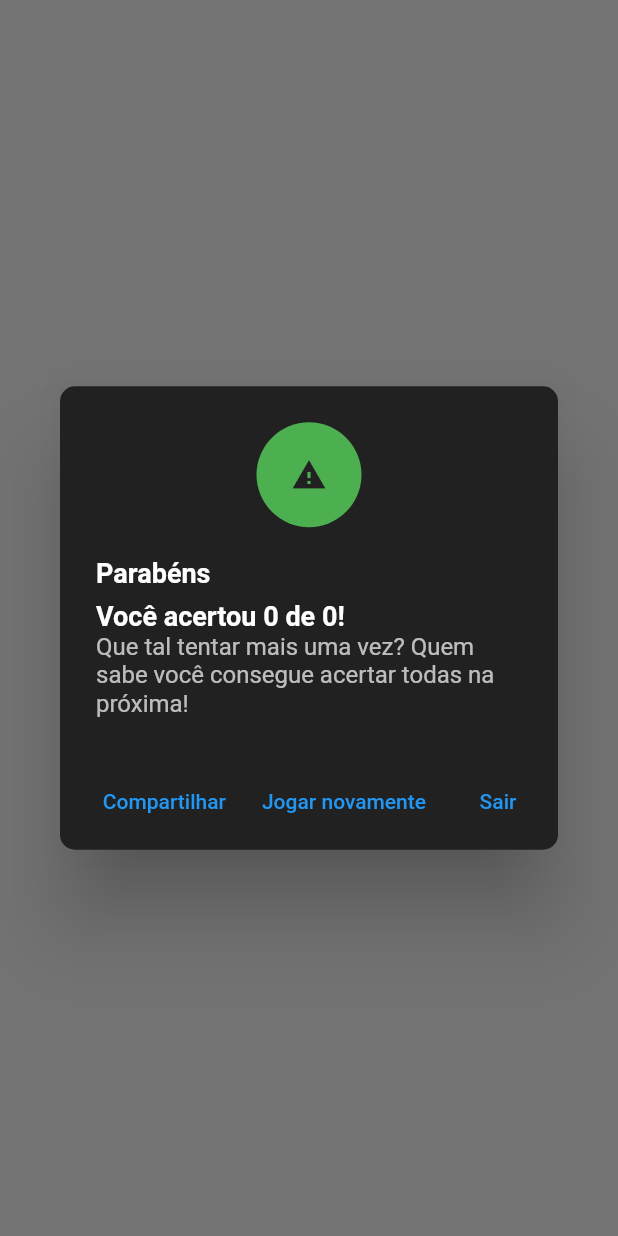
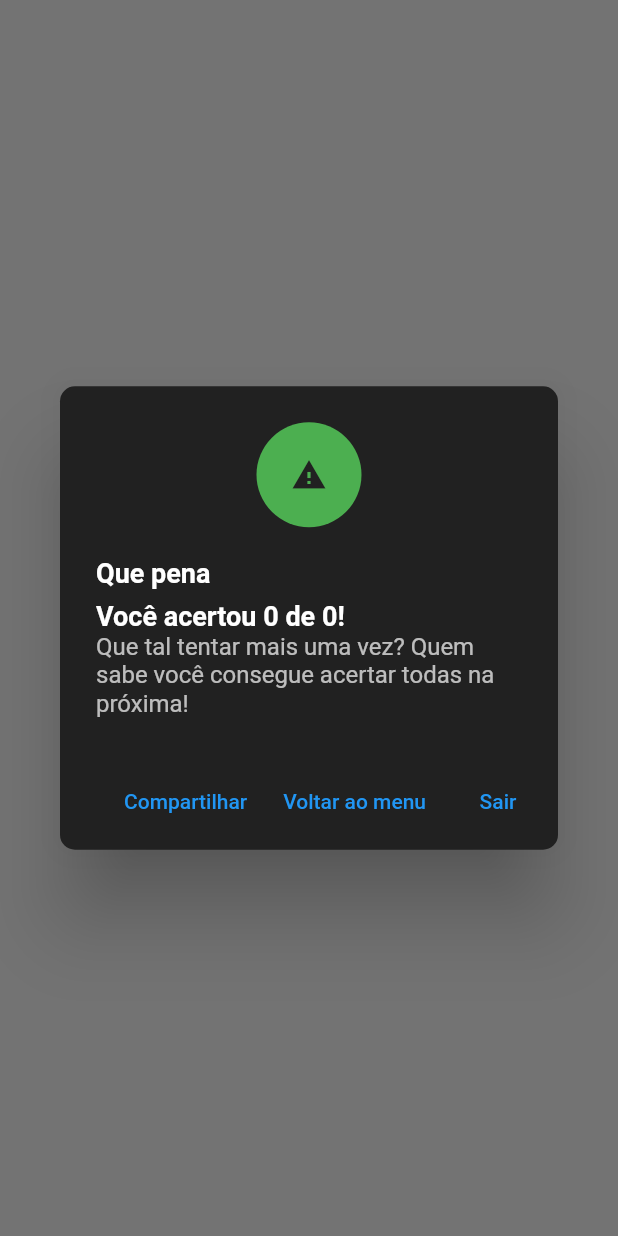
Before and after one commit to marcospastora1/quiz_app, a Flutter app: what show() shows on an empty page, opened directly with empty values, on a phone screen of 412 x 824 dp. Run offline on Flutter 3.47's test engine with Material 2 defaults, Android fonts, the phone set to English and light mode, and no system bars; our stand-ins replace auto_size_text, get, get_storage, logger, screenshot, share_plus; accounts and stored records are empty.

Commit message:
ajustando dialog final

```diff
--- a/lib/presentation/quiz/widgets/finish_dialog.widget.dart
+++ b/lib/presentation/quiz/widgets/finish_dialog.widget.dart
@@ -42,9 +42,9 @@ class FinishDialog {
             crossAxisAlignment: CrossAxisAlignment.start,
             mainAxisSize: MainAxisSize.min,
             children: [
-              const Text(
-                'Parabéns',
-                style: TextStyle(
+              Text(
+                hitNumber <= 2 ? 'Que pena' : 'Parabéns',
+                style: const TextStyle(
                   fontSize: 18,
                   fontWeight: FontWeight.bold,
                   color: Colors.white,
@@ -95,7 +95,7 @@ class FinishDialog {
                   (Route<dynamic> route) => false,
                 );
               },
-              child: const Text('Jogar novamente'),
+              child: const Text('Voltar ao menu'),
             ),
             const TextButton(
               onPressed: SystemNavigator.pop,
```
